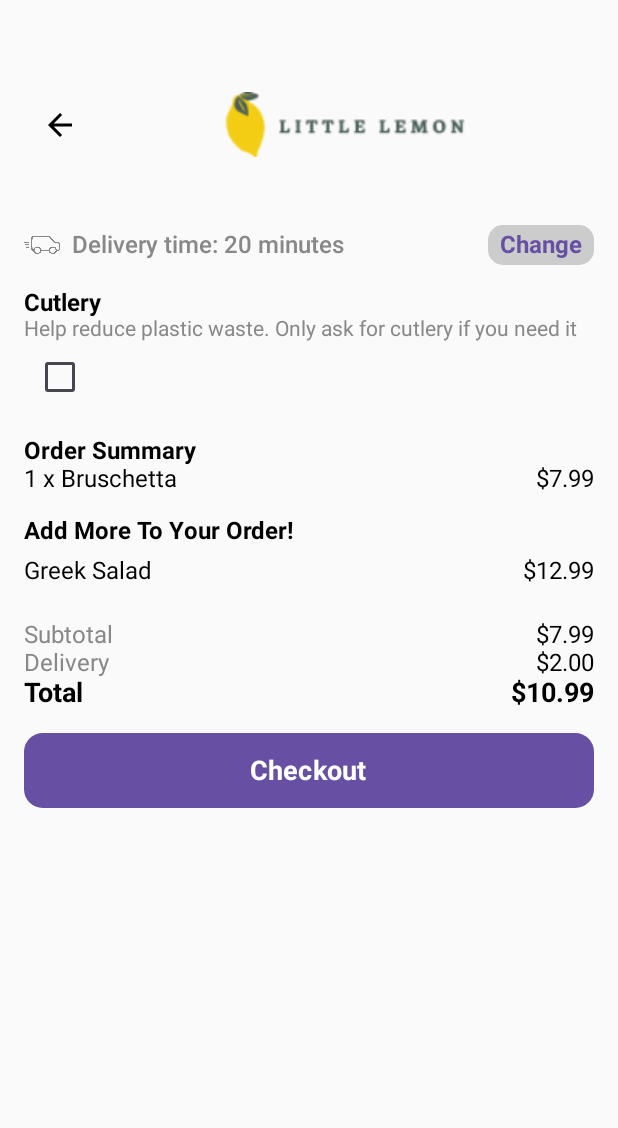
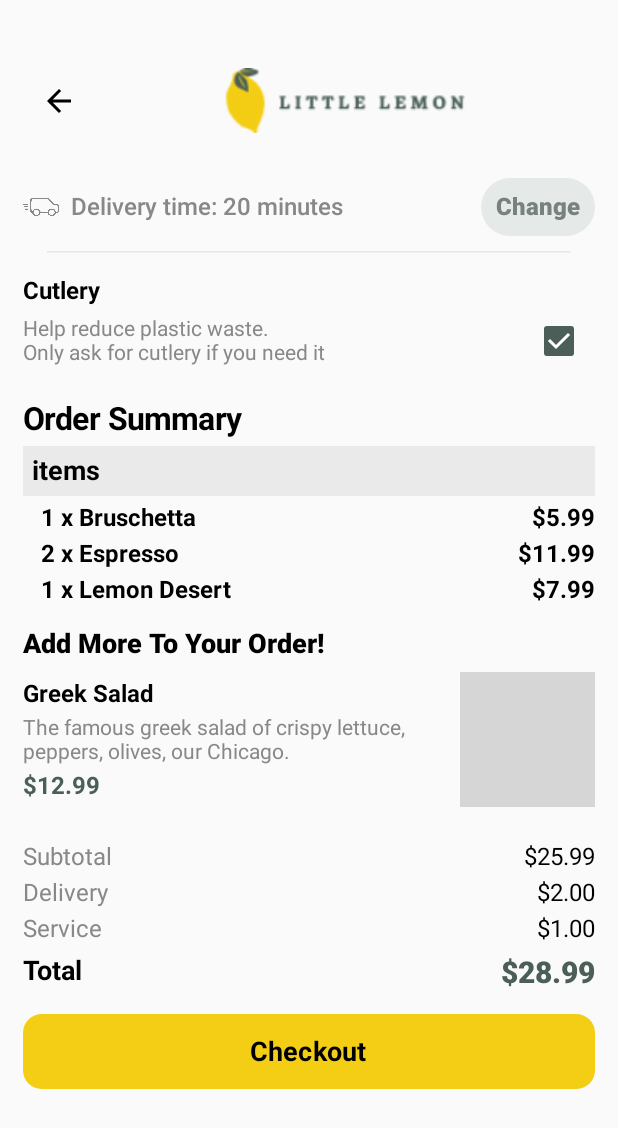
Before and after one commit to 3mohamed-abdelfattah/Little-Limon, an Android app built with Jetpack Compose: the CartScreen screen opened through its navigation route, on a phone screen of 412 x 824 dp. Shown: the top 1128 px of the screen. Run offline under Robolectric (Android 15) with nearby library versions, the light colour scheme and no system bars; pictures from the network do not load; grey boxes are pictures that could not be loaded.

Commit message:
Finish Cart Screen

```diff
--- a/app/src/main/java/kmp/project/littlelemon/screens/CartScreen.kt
+++ b/app/src/main/java/kmp/project/littlelemon/screens/CartScreen.kt
@@ -18,22 +18,23 @@ import androidx.compose.material.icons.automirrored.sharp.ArrowBack
 import androidx.compose.material3.Button
 import androidx.compose.material3.ButtonDefaults
 import androidx.compose.material3.Checkbox
+import androidx.compose.material3.CheckboxDefaults
+import androidx.compose.material3.HorizontalDivider
 import androidx.compose.material3.Icon
 import androidx.compose.material3.IconButton
-import androidx.compose.material3.MaterialTheme
-import androidx.compose.material3.Surface
 import androidx.compose.material3.Text
 import androidx.compose.runtime.Composable
 import androidx.compose.ui.Alignment
 import androidx.compose.ui.Modifier
+import androidx.compose.ui.draw.clip
 import androidx.compose.ui.graphics.Color
 import androidx.compose.ui.layout.ContentScale
 import androidx.compose.ui.res.painterResource
 import androidx.compose.ui.text.font.FontWeight
-import androidx.compose.ui.tooling.preview.Preview
 import androidx.compose.ui.unit.dp
 import androidx.compose.ui.unit.sp
 import androidx.navigation.NavHostController
+import coil.compose.SubcomposeAsyncImage
 import kmp.project.littlelemon.R
 import kmp.project.littlelemon.navigation.Home
 import java.text.NumberFormat
@@ -50,14 +51,13 @@ fun CartScreen(navController: NavHostController) {
     Column(
         modifier = Modifier
             .fillMaxWidth()
-            .padding(16.dp)
+            .padding(15.dp)
     ) {
 
 
         Row(
             modifier = Modifier
-                .fillMaxWidth()
-                .padding(vertical = 15.dp),
+                .fillMaxWidth(),
             verticalAlignment = Alignment.CenterVertically,
             horizontalArrangement = Arrangement.Start
         ) {
@@ -104,14 +104,22 @@ fun CartScreen(navController: NavHostController) {
             }
             Text(
                 text = "Change",
+                color = Color(0xFF78817d),
+                fontWeight = FontWeight.W900,
                 fontSize = 16.sp,
-                fontWeight = FontWeight.Bold,
-                color = MaterialTheme.colorScheme.primary,
                 modifier = Modifier
-                    .background(Color.LightGray, RoundedCornerShape(10.dp))
-                    .padding(horizontal = 8.dp, vertical = 4.dp)
+                    .background(Color(0XFFe5eae8), RoundedCornerShape(25.dp))
+                    .padding(10.dp)
             )
         }
+
+        Spacer(modifier = Modifier.height(10.dp))
+
+        HorizontalDivider(
+            color = Color(0XFFE7E7E7),
+            thickness = 1.dp,
+            modifier = Modifier.padding(horizontal = 16.dp)
+        )
 
         Spacer(modifier = Modifier.height(16.dp))
 
@@ -122,36 +130,103 @@ fun CartScreen(navController: NavHostController) {
             fontWeight = FontWeight.Bold,
             color = Color.Black
         )
+        Row(
+            Modifier.fillMaxWidth(),
+            horizontalArrangement = Arrangement.SpaceBetween,
+            verticalAlignment = Alignment.CenterVertically
+        ) {
+
             Text(
-            text = "Help reduce plastic waste. Only ask for cutlery if you need it",
+                text = "Help reduce plastic waste.\nOnly ask for cutlery if you need it",
                 fontSize = 14.sp,
                 color = Color.Gray
             )
-        Checkbox(checked = false, onCheckedChange = {})
+            Checkbox(
+                checked = true, onCheckedChange = {}, colors = CheckboxDefaults.colors(
+                    checkedColor = Color(0xFF4B5E58),
+                    uncheckedColor = Color(0xFF4B5E58),
+                    checkmarkColor = Color.White
+                )
+            )
+        }
 
         Spacer(modifier = Modifier.height(16.dp))
 
         // Order Summary
         Text(
             text = "Order Summary",
-            fontSize = 16.sp,
+            fontSize = 21.sp,
             fontWeight = FontWeight.Bold,
             color = Color.Black
         )
+        Spacer(modifier = Modifier.height(5.dp))
+
+        Row(
+            Modifier
+                .fillMaxWidth()
+                .background(Color(0XFFEAEAEA))
+                .padding(6.dp)
+        ) {
+            Text(text = "items", fontSize = 18.sp, fontWeight = FontWeight.Bold)
+        }
+        Spacer(modifier = Modifier.height(5.dp))
+
         Row(
             modifier = Modifier.fillMaxWidth(),
             horizontalArrangement = Arrangement.SpaceBetween,
             verticalAlignment = Alignment.CenterVertically
         ) {
             Text(
-                text = "1 x Bruschetta",
+                text = "   1 x Bruschetta",
                 fontSize = 16.sp,
-                color = Color.Black
+                color = Color.Black,
+                fontWeight = FontWeight.Bold
+            )
+            Text(
+                text = numberFormat.format(5.99),
+                fontSize = 16.sp,
+                color = Color.Black,
+                fontWeight = FontWeight.Bold
+            )
+        }
+        Spacer(modifier = Modifier.height(5.dp))
+
+        Row(
+            modifier = Modifier.fillMaxWidth(),
+            horizontalArrangement = Arrangement.SpaceBetween,
+            verticalAlignment = Alignment.CenterVertically
+        ) {
+            Text(
+                text = "   2 x Espresso",
+                fontSize = 16.sp,
+                color = Color.Black,
+                fontWeight = FontWeight.Bold
+            )
+            Text(
+                text = numberFormat.format(11.99),
+                fontSize = 16.sp,
+                color = Color.Black,
+                fontWeight = FontWeight.Bold
+            )
+        }
+        Spacer(modifier = Modifier.height(5.dp))
+
+        Row(
+            modifier = Modifier.fillMaxWidth(),
+            horizontalArrangement = Arrangement.SpaceBetween,
+            verticalAlignment = Alignment.CenterVertically
+        ) {
+            Text(
+                text = "   1 x Lemon Desert",
+                fontSize = 16.sp,
+                color = Color.Black,
+                fontWeight = FontWeight.Bold
             )
             Text(
                 text = numberFormat.format(7.99),
                 fontSize = 16.sp,
-                color = Color.Black
+                color = Color.Black,
+                fontWeight = FontWeight.Bold
             )
         }
 
@@ -160,8 +235,8 @@ fun CartScreen(navController: NavHostController) {
         // Add More To Your Order
         Text(
             text = "Add More To Your Order!",
-            fontSize = 16.sp,
-            fontWeight = FontWeight.Bold,
+            fontSize = 18.sp,
+            fontWeight = FontWeight.ExtraBold,
             color = Color.Black
         )
 
@@ -173,16 +248,40 @@ fun CartScreen(navController: NavHostController) {
             horizontalArrangement = Arrangement.SpaceBetween,
             verticalAlignment = Alignment.CenterVertically
         ) {
+            Column {
                 Text(
                     text = "Greek Salad",
                     fontSize = 16.sp,
-                color = Color.Black
+                    color = Color.Black,
+                    fontWeight = FontWeight.Bold
+
                 )
+                Spacer(modifier = Modifier.height(5.dp))
+
+                Text(
+                    text = "The famous greek salad of crispy lettuce,\npeppers, olives, our Chicago.",
+                    fontSize = 14.sp,
+                    color = Color.Gray,
+                    fontWeight = FontWeight.Normal
+                )
+                Spacer(modifier = Modifier.height(5.dp))
+
                 Text(
                     text = numberFormat.format(12.99),
                     fontSize = 16.sp,
-                color = Color.Black
+                    color = Color(0XFF4B5E58),
+                    fontWeight = FontWeight.Bold
                 )
+            }
+            SubcomposeAsyncImage(
+                model = "https://github.com/Meta-Mobile-Developer-PC/Working-With-Data-API/blob/main/images/greekSalad.jpg?raw=true",
+                contentDescription = "",
+                contentScale = ContentScale.Crop,
+                modifier = Modifier
+                    .size(90.dp)
+                    .clip(RoundedCornerShape(8.dp))
+            )
+
         }
 
         Spacer(modifier = Modifier.height(16.dp))
@@ -193,8 +292,10 @@ fun CartScreen(navController: NavHostController) {
             horizontalArrangement = Arrangement.SpaceBetween
         ) {
             Text(text = "Subtotal", fontSize = 16.sp, color = Color.Gray)
-            Text(text = numberFormat.format(7.99), fontSize = 16.sp, color = Color.Black)
+            Text(text = numberFormat.format(25.99), fontSize = 16.sp, color = Color.Black)
         }
+        Spacer(modifier = Modifier.height(5.dp))
+
         Row(
             modifier = Modifier.fillMaxWidth(),
             horizontalArrangement = Arrangement.SpaceBetween
@@ -202,16 +303,35 @@ fun CartScreen(navController: NavHostController) {
             Text(text = "Delivery", fontSize = 16.sp, color = Color.Gray)
             Text(text = numberFormat.format(2.00), fontSize = 16.sp, color = Color.Black)
         }
+
+        Spacer(modifier = Modifier.height(5.dp))
+
+        // Subtotal, Delivery, and Total
         Row(
             modifier = Modifier.fillMaxWidth(),
             horizontalArrangement = Arrangement.SpaceBetween
         ) {
-            Text(text = "Total", fontSize = 18.sp, fontWeight = FontWeight.Bold, color = Color.Black)
+            Text(text = "Service", fontSize = 16.sp, color = Color.Gray)
+            Text(text = numberFormat.format(1.00), fontSize = 16.sp, color = Color.Black)
+        }
+
+        Spacer(modifier = Modifier.height(8.dp))
+
+        Row(
+            modifier = Modifier.fillMaxWidth(),
+            horizontalArrangement = Arrangement.SpaceBetween
+        ) {
             Text(
-                text = numberFormat.format(10.99),
+                text = "Total",
                 fontSize = 18.sp,
                 fontWeight = FontWeight.Bold,
                 color = Color.Black
+            )
+            Text(
+                text = numberFormat.format(28.99),
+                fontSize = 20.sp,
+                fontWeight = FontWeight.ExtraBold,
+                color = Color(0XFF4B5E58)
             )
         }
 
@@ -224,16 +344,17 @@ fun CartScreen(navController: NavHostController) {
                 .fillMaxWidth()
                 .height(50.dp),
             colors = ButtonDefaults.buttonColors(
-                containerColor = MaterialTheme.colorScheme.primary
+                containerColor = Color(0xFFF4CE14)
             ),
             shape = RoundedCornerShape(25)
         ) {
             Text(
                 text = "Checkout",
-                color = Color.White,
+                color = Color.Black,
                 fontWeight = FontWeight.Bold,
                 fontSize = 18.sp
             )
         }
+
     }
 }
```
Lines whose indentation alone changed are shown as unchanged.
